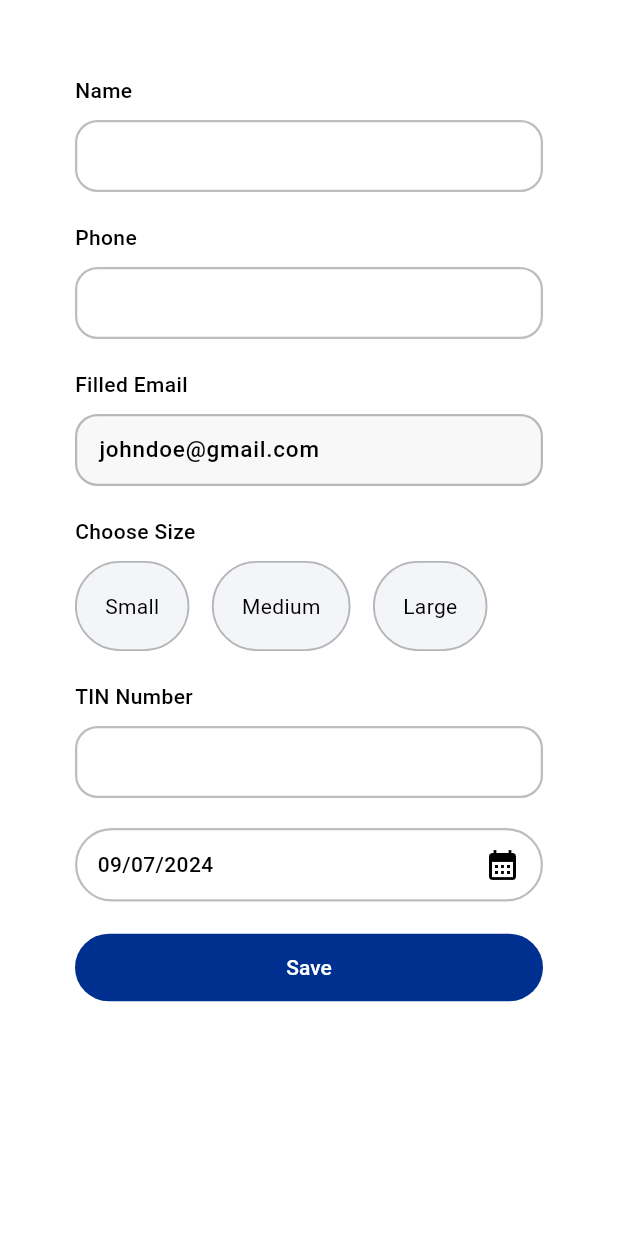
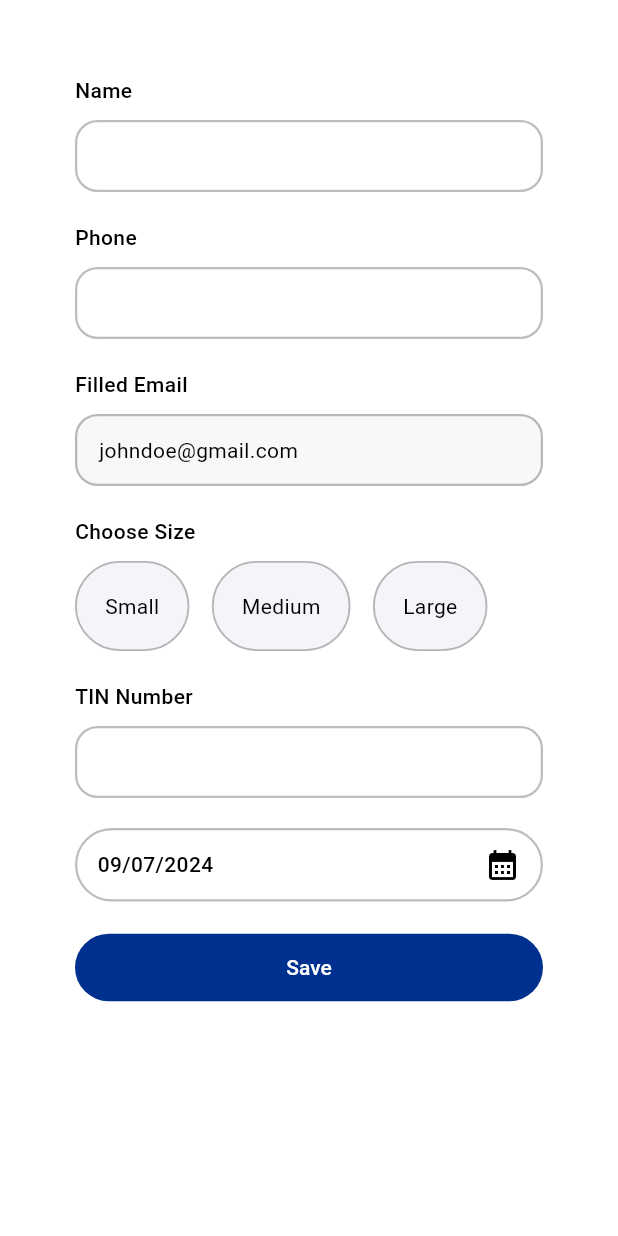
Before and after one commit to TemboPlus-Frontend/tembo_core, a Flutter app: the ComponentsPreview screen opened directly, on a phone screen of 412 x 824 dp. Run offline on Flutter 3.47's test engine with Material 3 defaults, Android fonts, the phone set to English and light mode, and no system bars; our stand-ins replace firebase_dynamic_links, flex_color_scheme, flutter_riverpod, freezed_annotation, hive, rxdart; missing offline and left inert: linked_scroll_controller, mixpanel_flutter; accounts and stored records are empty; Roboto replaces fonts that are missing (MarkPro); project files that could hold a hidden picture were left out.

Commit message:
saved first color

```diff
--- a/lib/components/form/focus_wrapper.dart
+++ b/lib/components/form/focus_wrapper.dart
@@ -1,4 +1,6 @@
 import 'package:flutter/material.dart';
+
+import '../../app/app.dart';
 
 class FocusWrapper extends StatelessWidget {
   final Widget child;
@@ -8,7 +10,7 @@ class FocusWrapper extends StatelessWidget {
   @override
   Widget build(BuildContext context) {
     return Container(
-      color: Colors.white,
+      color: getTemboColorScheme().background,
       child: SafeArea(
         child: GestureDetector(
           onTap: () {
--- a/lib/components/form/text_field.dart
+++ b/lib/components/form/text_field.dart
@@ -109,8 +109,7 @@ class _TemboTextFieldState extends ConsumerState<TemboTextField> {
     }
   }
 
-  @override
-  Widget build(BuildContext context) {
+  TemboTextFieldDecoration getDecoration(BuildContext context) {
     final scheme = getTemboColorScheme();
 
     final defaultDeco = TemboTextFieldDecoration(borderColor: scheme.border);
@@ -121,6 +120,23 @@ class _TemboTextFieldState extends ConsumerState<TemboTextField> {
       decoration = decoration.copyWith(fillColor: scheme.surfaceContainer);
     }
 
+    if (decoration.hintStyle == null) {
+      decoration = decoration.copyWith(
+          hintStyle: context.textTheme.bodyMedium?.defaultFF
+              .copyWith(color: scheme.hint));
+    }
+
+    if (decoration.valueStyle == null) {
+      decoration = decoration.copyWith(
+          valueStyle: context.textTheme.bodyMedium?.defaultFF
+              .copyWith(color: scheme.onBackground));
+    }
+    return decoration;
+  }
+
+  @override
+  Widget build(BuildContext context) {
+    final decoration = getDecoration(context);
     final mqData = MediaQuery.of(context);
     final mqDataNew = mqData.copyWith(textScaler: const TextScaler.linear(1.0));
 
@@ -162,15 +178,7 @@ class _TemboTextFieldState extends ConsumerState<TemboTextField> {
   }
 
   Widget buildField([bool hasError = false]) {
-    final scheme = getTemboColorScheme();
-
-    final defaultDeco = TemboTextFieldDecoration(borderColor: scheme.border);
-    var decoration = widget.decoration ?? defaultDeco;
-    decoration = decoration.copyWith(hint: widget.hint);
-
-    if (!(widget.enabled ?? true)) {
-      decoration = decoration.copyWith(fillColor: scheme.surfaceContainer);
-    }
+    final decoration = getDecoration(context);
 
     final bool canExpand = decoration.size != null;
 
--- a/lib/constants/themes/color_scheme.dart
+++ b/lib/constants/themes/color_scheme.dart
@@ -12,6 +12,7 @@ class TemboColorScheme {
       secondaryContainer,
       onSecondaryContainer,
       border,
+      hint,
       background,
       onBackground,
       surface,
@@ -43,6 +44,7 @@ class TemboColorScheme {
     required this.onSuccess,
     required this.secondaryContainer,
     required this.onSecondaryContainer,
+    required this.hint,
   });
 
   const TemboColorScheme.light({
@@ -65,6 +67,7 @@ class TemboColorScheme {
     this.onSurface = DefaultTemboColors.onSurface,
     this.success = DefaultTemboColors.success,
     this.onSuccess = DefaultTemboColors.onSuccess,
+    this.hint = DefaultTemboColors.hint,
   });
 
   const TemboColorScheme.dark({
@@ -87,6 +90,7 @@ class TemboColorScheme {
     this.onSurface = DarkTemboColors.onSurface,
     this.success = DarkTemboColors.success,
     this.onSuccess = DarkTemboColors.onSuccess,
+    this.hint = DarkTemboColors.hint,
   });
 
   @override
--- a/lib/constants/themes/dau.dart
+++ b/lib/constants/themes/dau.dart
@@ -3,10 +3,10 @@ import 'package:flutter/material.dart';
 import 'package:tembo_core/constants/source.dart';
 
 class DauColors {
-  static const primary = Color(0xffE92531);
-  static const onPrimary = Colors.white;
+  static const primary = Color(0xff33E8F2);
+  static const onPrimary = Colors.black;
 
-  static const primaryContainer = Color.fromARGB(255, 250, 227, 228);
+  static const primaryContainer = Color(0xffebfdfe);
   static const onPrimaryContainer = Colors.black;
 
   static const secondary = Color.fromARGB(255, 249, 213, 53);
@@ -15,14 +15,14 @@ class DauColors {
   static const secondaryContainer = Color.fromARGB(255, 245, 241, 222);
   static const onSecondaryContainer = Color.fromARGB(181, 0, 0, 0);
 
-  static const background = Colors.white;
-  static const onBackground = Colors.black87;
+  static const background = Colors.black87;
+  static const onBackground = Colors.white;
 
-  static const surfaceContainer = Color.fromARGB(255, 245, 245, 245);
+  static const surfaceContainer = Color.fromARGB(255, 188, 185, 185);
   static const onSurfaceContainer = Colors.black54;
 
-  static const surface = Color(0xfff4f5f8);
-  static const onSurface = Color.fromARGB(255, 93, 93, 93);
+  static const surface = Color.fromARGB(255, 37, 38, 41);
+  static const onSurface = Color.fromARGB(255, 255, 255, 255);
 
   static const error = Color(0xff841617);
   static const onError = Colors.white;
@@ -30,7 +30,8 @@ class DauColors {
   static const success = Color(0xff006400);
   static const onSuccess = Colors.white;
 
-  static const border = Colors.black12;
+  static const border = Color.fromARGB(31, 200, 196, 196);
+  static const hint = Colors.white70;
 }
 
 final dauTemboLightTheme = dauTemboLightFlexColorScheme.toTheme;
@@ -55,6 +56,7 @@ const dauTemboAppLightScheme = TemboColorScheme.light(
   surfaceContainer: DauColors.surfaceContainer,
   onSurfaceContainer: DauColors.onSurfaceContainer,
   border: DauColors.border,
+  hint: DauColors.hint,
 );
 final dauTemboLightFlexColorScheme = FlexColorScheme.light(
   fontFamily: kFontFamily,
@@ -91,4 +93,5 @@ extension DauColorSchemeExt on ColorScheme {
   Color get onSuccess => DauColors.onSuccess;
 
   Color get border => DauColors.border;
+  Color get hint => DauColors.hint;
 }
--- a/lib/constants/themes/default.dart
+++ b/lib/constants/themes/default.dart
@@ -31,6 +31,7 @@ class DefaultTemboColors {
   static const onSuccess = Colors.white;
 
   static const border = Colors.black26;
+  static const hint = Color.fromARGB(66, 105, 101, 101);
 }
 
 class DarkTemboColors {
@@ -62,6 +63,7 @@ class DarkTemboColors {
   static const onError = Colors.white;
 
   static const border = Colors.white12;
+  static const hint = Colors.white12;
 }
 
 final defaultLightTheme = defaultLightFlexColorScheme.toTheme.copyWith(
@@ -92,6 +94,7 @@ const defaultLightColorScheme = TemboColorScheme.light(
   surfaceContainer: DefaultTemboColors.surfaceContainer,
   onSurfaceContainer: DefaultTemboColors.onSurfaceContainer,
   border: DefaultTemboColors.border,
+  hint: DefaultTemboColors.hint,
 );
 final defaultLightFlexColorScheme = FlexColorScheme.light(
   fontFamily: kFontFamily,
@@ -150,4 +153,5 @@ extension TemboColorSchemeExt on ColorScheme {
   Color get onSuccess => DefaultTemboColors.onSuccess;
 
   Color get border => DefaultTemboColors.border;
+  Color get hint => DefaultTemboColors.hint;
 }
--- a/lib/constants/themes/ride.dart
+++ b/lib/constants/themes/ride.dart
@@ -31,6 +31,7 @@ class RideColors {
   static const onSuccess = Colors.white;
 
   static const border = Colors.black26;
+  static const hint = Color.fromARGB(66, 56, 54, 54);
 }
 
 final temboCarsTheme = rideLightFlexColorScheme.toTheme.copyWith(
@@ -59,6 +60,7 @@ const rideLightColorScheme = TemboColorScheme.light(
   surfaceContainer: RideColors.surfaceContainer,
   onSurfaceContainer: RideColors.onSurfaceContainer,
   border: RideColors.border,
+  hint: RideColors.hint,
 );
 final rideLightFlexColorScheme = FlexColorScheme.light(
   fontFamily: kFontFamily,
@@ -95,4 +97,5 @@ extension RideColorSchemeExt on ColorScheme {
   Color get onSuccess => RideColors.onSuccess;
 
   Color get border => RideColors.border;
+  Color get hint => RideColors.hint;
 }
--- a/lib/styles/text_field_decoration.dart
+++ b/lib/styles/text_field_decoration.dart
@@ -5,7 +5,7 @@ enum TemboBorderStyle { underline, outline }
 
 class TemboTextFieldDecoration {
   final Color? fillColor;
-  final TextStyle hintStyle;
+  final TextStyle? hintStyle;
   final TextStyle? labelStyle;
   final TextStyle? valueStyle;
   final String? hint, label;
@@ -21,16 +21,8 @@ class TemboTextFieldDecoration {
 
   const TemboTextFieldDecoration({
     this.fillColor,
-    this.hintStyle = const TextStyle(
-      color: DefaultTemboColors.onSurface,
-      fontWeight: FontWeight.w400,
-      fontSize: 15,
-    ),
-    this.valueStyle = const TextStyle(
-      color: DefaultTemboColors.onBackground,
-      fontWeight: FontWeight.w500,
-      fontSize: 15,
-    ),
+    this.valueStyle,
+    this.hintStyle,
     this.hint,
     this.label,
     this.labelStyle,
@@ -58,6 +50,7 @@ class TemboTextFieldDecoration {
       fillColor: fillColor ?? this.fillColor,
       hint: hint ?? this.hint,
       hintStyle: hintStyle ?? this.hintStyle,
+      valueStyle: valueStyle ?? this.valueStyle,
       borderColor: borderColor ?? this.borderColor,
       borderRadius: borderRadius,
       borderWidth: borderWidth,
@@ -69,14 +62,13 @@ class TemboTextFieldDecoration {
       borderStyle: borderStyle,
       padding: padding,
       suffixIcon: suffixIcon ?? this.suffixIcon,
-      valueStyle: valueStyle ?? this.valueStyle,
     );
   }
 
   TemboTextFieldDecoration copyFontFamily(String? fontFamily) {
     return copyWith(
       valueStyle: valueStyle?.copyWith(fontFamily: fontFamily),
-      hintStyle: hintStyle.copyWith(fontFamily: fontFamily),
+      hintStyle: hintStyle?.copyWith(fontFamily: fontFamily),
     );
   }
 
@@ -131,25 +123,50 @@ class TemboTextFieldDecoration {
       hintText: hint,
       label: label == null ? null : Text(label!, style: labelStyle),
     );
-    if (prefixIcon != null) return decoration.copyWith(prefixIcon: prefixIcon);
-    if (suffixIcon != null) return decoration.copyWith(suffixIcon: suffixIcon);
+    if (prefixIcon != null) {
+      return decoration.copyWith(
+          prefixIcon: IconTheme(
+        data: IconThemeData(color: scheme.onBackground),
+        child: prefixIcon!,
+      ));
+    }
+    if (suffixIcon != null) {
+      return decoration.copyWith(
+          suffixIcon: IconTheme(
+        data: IconThemeData(color: scheme.onBackground),
+        child: suffixIcon!,
+      ));
+    }
     return decoration;
   }
 
   static TemboTextFieldDecoration getDefaultAmountDeco(BuildContext context) {
+    final scheme = getTemboColorScheme();
     return TemboTextFieldDecoration(
       size: const Size.fromHeight(60),
+      hasBorder: true,
+      borderWidth: 2,
       borderStyle: TemboBorderStyle.underline,
-      hintStyle:
-          context.textTheme.titleLarge.bold.withColor(Colors.grey.shade500),
+      hintStyle: context.textTheme.titleLarge.bold.withColor(scheme.hint),
       valueStyle: context.textTheme.titleLarge.bold.copyWith(
-        color: Colors.black87,
+        color: scheme.onBackground,
       ),
       hint: "TZS 0",
-      hasBorder: true,
-      borderWidth: 2,
-      borderColor: Colors.black45,
+      borderColor: scheme.border,
       fillColor: Colors.transparent,
     );
   }
+
+  static TemboTextFieldDecoration getDefaultFilledDeco(BuildContext context) {
+    final scheme = getTemboColorScheme();
+    return TemboTextFieldDecoration(
+      labelStyle: context.textTheme.bodyMedium.bold.withColor(scheme.onBackground),
+      hintStyle: context.textTheme.bodyMedium.withColor(scheme.hint),
+      valueStyle: context.textTheme.bodyMedium.withFW500.copyWith(
+        color: scheme.onBackground,
+      ),
+      hint: "TZS 0",
+      fillColor: scheme.surface,
+    );
+  }
 }
```
Also changed, not shown: lib/components/field_value_widget.dart (+19 -6 lines).
